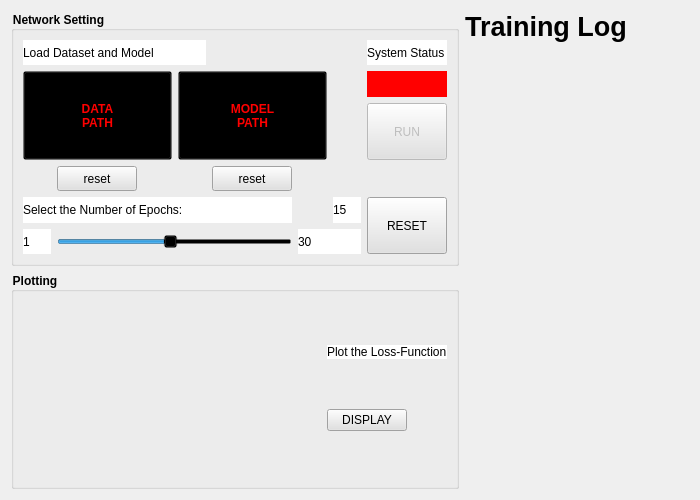
SAIL-LAB155/Learning_Computer_Vision, file rLearning_Computer_Vision/TrainWidget.ui: the form before one commit.
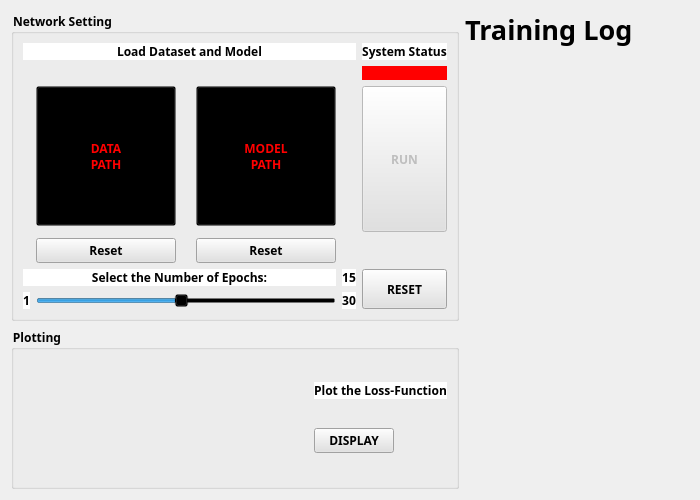
The form after the commit. Icons and pictures are not drawn.

The edit to the form file:
```diff
--- a/rLearning_Computer_Vision/TrainWidget.ui
+++ b/rLearning_Computer_Vision/TrainWidget.ui
@@ -21,6 +21,7 @@
     <widget class="QGroupBox" name="m_groupBox_Setting">
      <property name="font">
       <font>
+       <family>Purisa</family>
        <weight>75</weight>
        <bold>true</bold>
       </font>
@@ -44,21 +45,21 @@
       </item>
       <item row="5" column="0" colspan="5">
        <widget class="QLabel" name="label_7">
+        <property name="font">
+         <font>
+          <family>Purisa</family>
+          <weight>75</weight>
+          <bold>true</bold>
+         </font>
+        </property>
         <property name="styleSheet">
          <string notr="true">background-color: rgb(255, 255, 255);</string>
         </property>
         <property name="text">
          <string>Select the Number of Epochs:</string>
         </property>
-       </widget>
-      </item>
-      <item row="5" column="6">
-       <widget class="QLabel" name="m_label_Epochs">
-        <property name="styleSheet">
-         <string notr="true">background-color: rgb(255, 255, 255);</string>
-        </property>
-        <property name="text">
-         <string>15</string>
+        <property name="alignment">
+         <set>Qt::AlignCenter</set>
         </property>
        </widget>
       </item>
@@ -70,86 +71,74 @@
           <verstretch>0</verstretch>
          </sizepolicy>
         </property>
+        <property name="font">
+         <font>
+          <family>Purisa</family>
+          <weight>75</weight>
+          <bold>true</bold>
+         </font>
+        </property>
         <property name="styleSheet">
          <string notr="true">background-color: rgb(225, 225, 225);</string>
         </property>
         <property name="text">
-         <string>reset</string>
+         <string>Reset</string>
         </property>
        </widget>
       </item>
       <item row="0" column="7">
        <widget class="QLabel" name="label_3">
+        <property name="sizePolicy">
+         <sizepolicy hsizetype="Preferred" vsizetype="Preferred">
+          <horstretch>0</horstretch>
+          <verstretch>0</verstretch>
+         </sizepolicy>
+        </property>
+        <property name="font">
+         <font>
+          <family>Purisa</family>
+          <weight>75</weight>
+          <bold>true</bold>
+         </font>
+        </property>
         <property name="styleSheet">
          <string notr="true">background-color: rgb(255, 255, 255);</string>
         </property>
         <property name="text">
          <string>System Status</string>
         </property>
-       </widget>
-      </item>
-      <item row="1" column="3" rowspan="3" colspan="3">
-       <widget class="QPushButton" name="m_btn_Model">
-        <property name="sizePolicy">
-         <sizepolicy hsizetype="Preferred" vsizetype="Preferred">
-          <horstretch>0</horstretch>
-          <verstretch>0</verstretch>
-         </sizepolicy>
+        <property name="alignment">
+         <set>Qt::AlignCenter</set>
         </property>
-        <property name="font">
-         <font>
-          <weight>75</weight>
-          <bold>true</bold>
-         </font>
-        </property>
-        <property name="styleSheet">
-         <string notr="true">border-image: url(:/images/2-training/subpage/model-path.png);
-color: rgb(255, 0, 0);</string>
-        </property>
-        <property name="text">
-         <string>MODEL
-PATH</string>
-        </property>
-       </widget>
-      </item>
-      <item row="1" column="0" rowspan="3" colspan="3">
-       <widget class="QPushButton" name="m_btn_Image">
-        <property name="sizePolicy">
-         <sizepolicy hsizetype="Preferred" vsizetype="Preferred">
-          <horstretch>0</horstretch>
-          <verstretch>0</verstretch>
-         </sizepolicy>
-        </property>
-        <property name="font">
-         <font>
-          <weight>75</weight>
-          <bold>true</bold>
-         </font>
-        </property>
-        <property name="styleSheet">
-         <string notr="true">border-image: url(:/images/2-training/subpage/image-path.png);
-color: rgb(255, 0, 0);</string>
-        </property>
-        <property name="text">
-         <string>DATA
-PATH</string>
+        <property name="margin">
+         <number>5</number>
         </property>
        </widget>
       </item>
       <item row="6" column="0">
        <widget class="QLabel" name="label_8">
+        <property name="font">
+         <font>
+          <family>Purisa</family>
+          <weight>75</weight>
+          <bold>true</bold>
+         </font>
+        </property>
         <property name="styleSheet">
          <string notr="true">background-color: rgb(255, 255, 255);</string>
         </property>
         <property name="text">
          <string>1</string>
         </property>
+        <property name="alignment">
+         <set>Qt::AlignCenter</set>
+        </property>
        </widget>
       </item>
       <item row="6" column="1" colspan="4">
        <widget class="QSlider" name="horizontalSlider">
         <property name="sizePolicy">
-         <sizepolicy hsizetype="Preferred" vsizetype="Preferred">
+         <sizepolicy hsizetype="Expanding" vsizetype="Fixed">
           <horstretch>0</horstretch>
           <verstretch>0</verstretch>
          </sizepolicy>
@@ -170,12 +159,22 @@
       </item>
       <item row="6" column="5" colspan="2">
        <widget class="QLabel" name="label_9">
+        <property name="font">
+         <font>
+          <family>Purisa</family>
+          <weight>75</weight>
+          <bold>true</bold>
+         </font>
+        </property>
         <property name="styleSheet">
          <string notr="true">background-color: rgb(255, 255, 255);</string>
         </property>
         <property name="text">
          <string>30</string>
         </property>
+        <property name="alignment">
+         <set>Qt::AlignCenter</set>
+        </property>
        </widget>
       </item>
       <item row="2" column="7" rowspan="2">
@@ -189,6 +188,13 @@
           <verstretch>0</verstretch>
          </sizepolicy>
         </property>
+        <property name="font">
+         <font>
+          <family>Purisa</family>
+          <weight>75</weight>
+          <bold>true</bold>
+         </font>
+        </property>
         <property name="styleSheet">
          <string notr="true">background-color: rgb(225, 225, 225);</string>
         </property>
@@ -205,6 +211,13 @@
           <verstretch>0</verstretch>
          </sizepolicy>
         </property>
+        <property name="font">
+         <font>
+          <family>Purisa</family>
+          <weight>75</weight>
+          <bold>true</bold>
+         </font>
+        </property>
         <property name="styleSheet">
          <string notr="true">background-color: rgb(225, 225, 225);</string>
         </property>
@@ -213,16 +226,6 @@
         </property>
        </widget>
       </item>
-      <item row="0" column="0" colspan="4">
-       <widget class="QLabel" name="label_4">
-        <property name="styleSheet">
-         <string notr="true">background-color: rgb(255, 255, 255);</string>
-        </property>
-        <property name="text">
-         <string>Load Dataset and Model</string>
-        </property>
-       </widget>
-      </item>
       <item row="4" column="4">
        <widget class="QPushButton" name="m_btn_ModelReset">
         <property name="sizePolicy">
@@ -231,11 +234,138 @@
           <verstretch>0</verstretch>
          </sizepolicy>
         </property>
+        <property name="font">
+         <font>
+          <family>Purisa</family>
+          <weight>75</weight>
+          <bold>true</bold>
+         </font>
+        </property>
         <property name="styleSheet">
          <string notr="true">background-color: rgb(225, 225, 225);</string>
         </property>
         <property name="text">
-         <string>reset</string>
+         <string>Reset</string>
+        </property>
+       </widget>
+      </item>
+      <item row="5" column="5" colspan="2">
+       <widget class="QLabel" name="m_label_Epochs">
+        <property name="font">
+         <font>
+          <family>Purisa</family>
+          <weight>75</weight>
+          <bold>true</bold>
+         </font>
+        </property>
+        <property name="styleSheet">
+         <string notr="true">background-color: rgb(255, 255, 255);</string>
+        </property>
+        <property name="text">
+         <string>15</string>
+        </property>
+        <property name="alignment">
+         <set>Qt::AlignCenter</set>
+        </property>
+       </widget>
+      </item>
+      <item row="0" column="0" colspan="7">
+       <widget class="QLabel" name="label_4">
+        <property name="sizePolicy">
+         <sizepolicy hsizetype="Preferred" vsizetype="Preferred">
+          <horstretch>0</horstretch>
+          <verstretch>0</verstretch>
+         </sizepolicy>
+        </property>
+        <property name="font">
+         <font>
+          <family>Purisa</family>
+          <weight>75</weight>
+          <bold>true</bold>
+         </font>
+        </property>
+        <property name="styleSheet">
+         <string notr="true">background-color: rgb(255, 255, 255);</string>
+        </property>
+        <property name="text">
+         <string>Load Dataset and Model</string>
+        </property>
+        <property name="alignment">
+         <set>Qt::AlignCenter</set>
+        </property>
+       </widget>
+      </item>
+      <item row="2" column="1">
+       <widget class="QPushButton" name="m_btn_Image">
+        <property name="sizePolicy">
+         <sizepolicy hsizetype="Fixed" vsizetype="Fixed">
+          <horstretch>0</horstretch>
+          <verstretch>0</verstretch>
+         </sizepolicy>
+        </property>
+        <property name="minimumSize">
+         <size>
+          <width>140</width>
+          <height>140</height>
+         </size>
+        </property>
+        <property name="sizeIncrement">
+         <size>
+          <width>0</width>
+          <height>0</height>
+         </size>
+        </property>
+        <property name="font">
+         <font>
+          <family>Purisa</family>
+          <weight>75</weight>
+          <bold>true</bold>
+         </font>
+        </property>
+        <property name="styleSheet">
+         <string notr="true">border-image: url(:/images/2-training/subpage/image-path.png);
+color: rgb(255, 0, 0);</string>
+        </property>
+        <property name="text">
+         <string>DATA
+PATH</string>
+        </property>
+       </widget>
+      </item>
+      <item row="2" column="4">
+       <widget class="QPushButton" name="m_btn_Model">
+        <property name="sizePolicy">
+         <sizepolicy hsizetype="Fixed" vsizetype="Fixed">
+          <horstretch>0</horstretch>
+          <verstretch>0</verstretch>
+         </sizepolicy>
+        </property>
+        <property name="minimumSize">
+         <size>
+          <width>140</width>
+          <height>140</height>
+         </size>
+        </property>
+        <property name="sizeIncrement">
+         <size>
+          <width>0</width>
+          <height>0</height>
+         </size>
+        </property>
+        <property name="font">
+         <font>
+          <family>Purisa</family>
+          <weight>75</weight>
+          <bold>true</bold>
+         </font>
+        </property>
+        <property name="styleSheet">
+         <string notr="true">border-image: url(:/images/2-training/subpage/model-path.png);
+color: rgb(255, 0, 0);</string>
+        </property>
+        <property name="text">
+         <string>MODEL
+PATH</string>
         </property>
        </widget>
       </item>
@@ -246,6 +376,7 @@
     <widget class="QLabel" name="label">
      <property name="font">
       <font>
+       <family>Purisa</family>
        <pointsize>20</pointsize>
        <weight>75</weight>
        <bold>true</bold>
@@ -277,6 +408,7 @@
     <widget class="QGroupBox" name="groupBox_2">
      <property name="font">
       <font>
+       <family>Purisa</family>
        <weight>75</weight>
        <bold>true</bold>
       </font>
@@ -333,12 +465,22 @@
             <verstretch>0</verstretch>
            </sizepolicy>
           </property>
+          <property name="font">
+           <font>
+            <family>Purisa</family>
+            <weight>75</weight>
+            <bold>true</bold>
+           </font>
+          </property>
           <property name="styleSheet">
            <string notr="true">background-color: rgb(255, 255, 255);</string>
           </property>
           <property name="text">
            <string>Plot the Loss-Function</string>
           </property>
+          <property name="alignment">
+           <set>Qt::AlignCenter</set>
+          </property>
          </widget>
         </item>
         <item>
@@ -352,6 +494,16 @@
             <verstretch>0</verstretch>
            </sizepolicy>
           </property>
+          <property name="font">
+           <font>
+            <family>Purisa</family>
+            <weight>75</weight>
+            <bold>true</bold>
+           </font>
+          </property>
+          <property name="layoutDirection">
+           <enum>Qt::LeftToRight</enum>
+          </property>
           <property name="styleSheet">
            <string notr="true">background-color: rgb(225, 225, 225);</string>
           </property>
```
